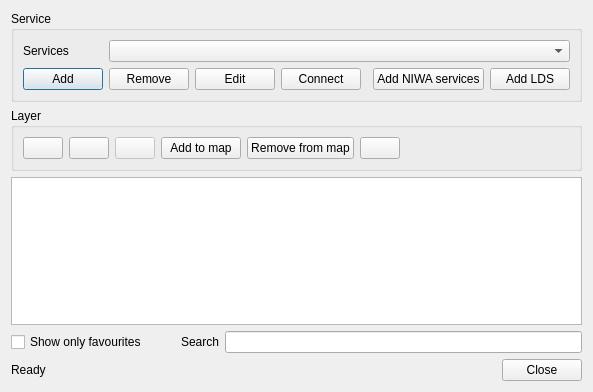
mhugent/QGIS, file src/plugins/web_data/webdatadialogbase.ui: the form before one commit.
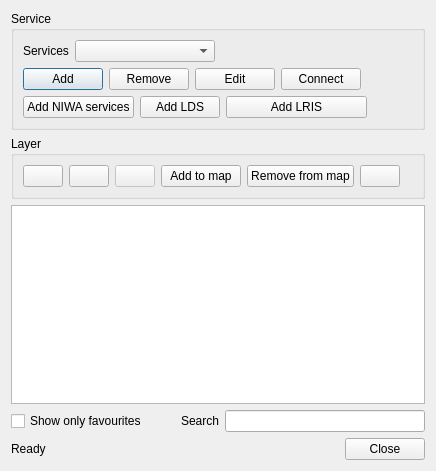
The form after the commit. Icons and pictures are not drawn.

Commit message: Add LRIS button

```diff
--- a/src/plugins/web_data/webdatadialogbase.ui
+++ b/src/plugins/web_data/webdatadialogbase.ui
@@ -6,20 +6,20 @@
    <rect>
     <x>0</x>
     <y>0</y>
-    <width>508</width>
-    <height>392</height>
+    <width>436</width>
+    <height>471</height>
    </rect>
   </property>
   <property name="windowTitle">
    <string>Web data plugin</string>
   </property>
-  <layout class="QGridLayout" name="gridLayout">
+  <layout class="QGridLayout" name="gridLayout_2">
    <item row="0" column="0" colspan="2">
     <widget class="QGroupBox" name="mServiceGroupBox">
      <property name="title">
       <string>Service</string>
      </property>
-     <layout class="QGridLayout" name="gridLayout_2">
+     <layout class="QGridLayout" name="gridLayout">
       <item row="0" column="0">
        <widget class="QLabel" name="mServicesLabel">
         <property name="sizePolicy">
@@ -33,51 +33,70 @@
         </property>
        </widget>
       </item>
-      <item row="0" column="1" colspan="6">
+      <item row="0" column="1">
        <widget class="QComboBox" name="mServicesComboBox"/>
       </item>
-      <item row="1" column="0">
+      <item row="0" column="2" colspan="3">
+       <spacer name="horizontalSpacer_3">
+        <property name="orientation">
+         <enum>Qt::Horizontal</enum>
+        </property>
+        <property name="sizeHint" stdset="0">
+         <size>
+          <width>262</width>
+          <height>20</height>
+         </size>
+        </property>
+       </spacer>
+      </item>
+      <item row="1" column="0" colspan="3">
+       <layout class="QHBoxLayout" name="horizontalLayout_4">
+        <item>
        <widget class="QPushButton" name="mAddPushButton">
         <property name="text">
          <string>Add</string>
         </property>
        </widget>
       </item>
-      <item row="1" column="1">
+        <item>
        <widget class="QPushButton" name="mRemovePushButton">
         <property name="text">
          <string>Remove</string>
         </property>
        </widget>
       </item>
-      <item row="1" column="2">
+        <item>
        <widget class="QPushButton" name="mEditPushButton">
         <property name="text">
          <string>Edit</string>
         </property>
        </widget>
       </item>
-      <item row="1" column="3">
+        <item>
        <widget class="QPushButton" name="mConnectPushButton">
         <property name="text">
          <string>Connect</string>
         </property>
        </widget>
       </item>
-      <item row="1" column="4">
-       <spacer name="horizontalSpacer_3">
+       </layout>
+      </item>
+      <item row="1" column="3" colspan="2">
+       <spacer name="horizontalSpacer_5">
         <property name="orientation">
          <enum>Qt::Horizontal</enum>
         </property>
         <property name="sizeHint" stdset="0">
          <size>
-          <width>81</width>
+          <width>160</width>
           <height>20</height>
          </size>
         </property>
        </spacer>
       </item>
-      <item row="1" column="5">
+      <item row="2" column="0" colspan="4">
+       <layout class="QHBoxLayout" name="horizontalLayout_2">
+        <item>
        <widget class="QPushButton" name="mAddNIWAServicesButton">
         <property name="sizePolicy">
          <sizepolicy hsizetype="Fixed" vsizetype="Fixed">
@@ -90,7 +109,7 @@
         </property>
        </widget>
       </item>
-      <item row="1" column="6">
+        <item>
        <widget class="QPushButton" name="mAddLINZServicesButton">
         <property name="sizePolicy">
          <sizepolicy hsizetype="Fixed" vsizetype="Fixed">
@@ -102,6 +121,28 @@
          <string>Add LDS</string>
         </property>
        </widget>
+        </item>
+        <item>
+         <widget class="QPushButton" name="mAddLRISButton">
+          <property name="text">
+           <string>Add LRIS</string>
+          </property>
+         </widget>
+        </item>
+       </layout>
+      </item>
+      <item row="2" column="4">
+       <spacer name="horizontalSpacer_4">
+        <property name="orientation">
+         <enum>Qt::Horizontal</enum>
+        </property>
+        <property name="sizeHint" stdset="0">
+         <size>
+          <width>136</width>
+          <height>20</height>
+         </size>
+        </property>
+       </spacer>
       </item>
      </layout>
     </widget>
```
Lines whose indentation alone changed are shown as unchanged. The commit also changes 2 other files.
